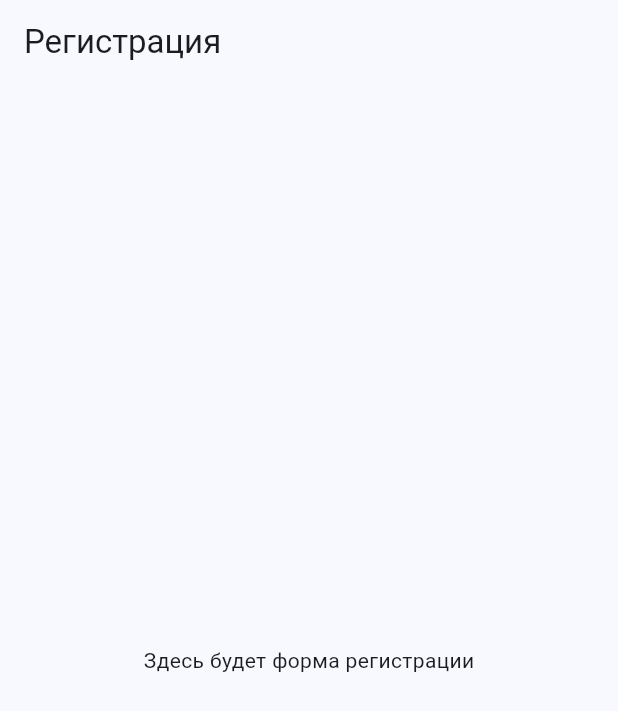
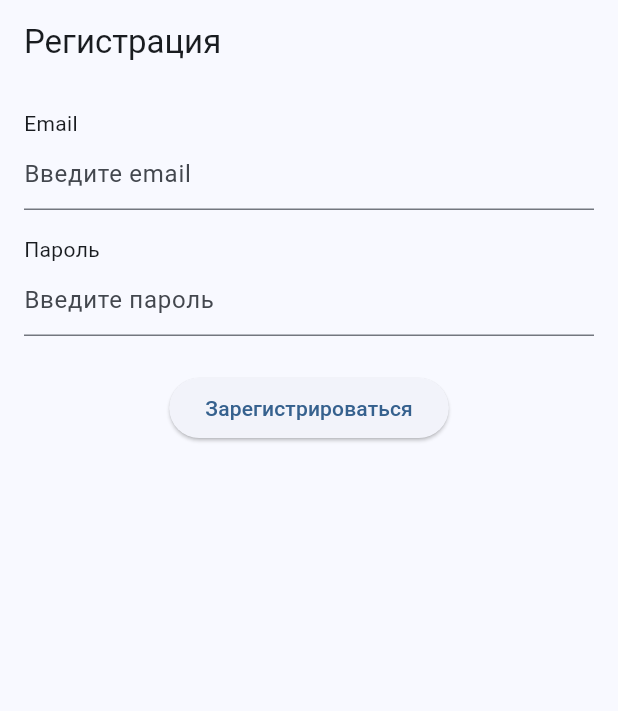
Before and after one commit to rewwea/fluttertalk, a Flutter app: the screen it shows after launch, on a phone screen of 412 x 824 dp. Shown: the top 711 px of the screen. Run offline on Flutter 3.47's test engine with Material 3 defaults, Android fonts, the light colour scheme and no system bars.

Commit message:
refactor: convert RegistrationPage to StatefulWidget and implement form validation

```diff
--- a/lib/registration_page.dart
+++ b/lib/registration_page.dart
@@ -1,14 +1,79 @@
 import 'package:flutter/material.dart';
 
-class RegistrationPage extends StatelessWidget {
+class RegistrationPage extends StatefulWidget {
   const RegistrationPage({super.key});
+
+  @override
+  State<RegistrationPage> createState() => _RegistrationPageState();
+}
+
+class _RegistrationPageState extends State<RegistrationPage> {
+  final _formKey = GlobalKey<FormState>();
+  final _emailController = TextEditingController();
+  final _passwordController = TextEditingController();
 
   @override
   Widget build(BuildContext context) {
     return Scaffold(
       appBar: AppBar(title: const Text('Регистрация')),
-      body: const Center(
-        child: Text('Здесь будет форма регистрации'),
+      body: Padding(
+        padding: const EdgeInsets.all(16.0),
+        child: Form(
+          key: _formKey,
+          child: Column(
+            crossAxisAlignment: CrossAxisAlignment.start,
+            children: [
+              const Text('Email'),
+              TextFormField(
+                controller: _emailController,
+                decoration: const InputDecoration(
+                  hintText: 'Введите email',
+                ),
+                validator: (value) {
+                  if (value == null || value.isEmpty) {
+                    return 'Email обязателен';
+                  }
+                  final emailRegex = RegExp(r'^[\w\.-]+@[\w\.-]+\.\w+$');
+                  if (!emailRegex.hasMatch(value)) {
+                    return 'Неверный формат email';
+                  }
+                  return null;
+                },
+              ),
+              const SizedBox(height: 16),
+              const Text('Пароль'),
+              TextFormField(
+                controller: _passwordController,
+                obscureText: true,
+                decoration: const InputDecoration(
+                  hintText: 'Введите пароль',
+                ),
+                validator: (value) {
+                  if (value == null || value.isEmpty) {
+                    return 'Пароль обязателен';
+                  }
+                  if (value.length < 6) {
+                    return 'Минимум 6 символов';
+                  }
+                  return null;
+                },
+              ),
+              const SizedBox(height: 24),
+              Center(
+                child: ElevatedButton(
+                  onPressed: () {
+                    if (_formKey.currentState!.validate()) {
+                      ScaffoldMessenger.of(context).showSnackBar(
+                        const SnackBar(content: Text('Регистрация успешна')),
+                      );
+                    }
+                  },
+                  child: const Text('Зарегистрироваться'),
+                ),
+              ),
+            ],
+          ),
+        ),
       ),
     );
   }
```
Also changed, not shown: lib/main.dart (line endings or trailing spaces).
